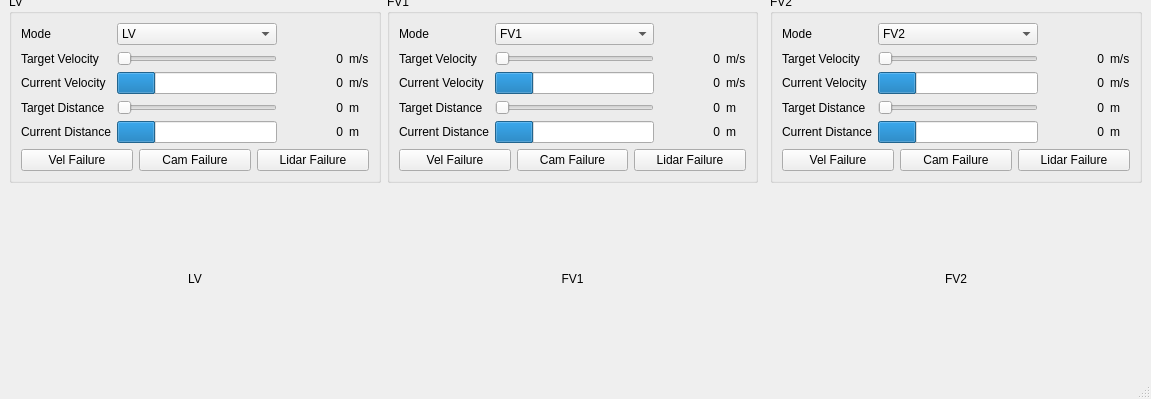
This is src/controller/controller.ui in AveesLab/scale_truck_control_ros2 as Qt 5 draws it before an edit; both pictures show x 0 to 1151 and y 201 to 600 of the 1151 by 600 pixel window. The edited form follows.
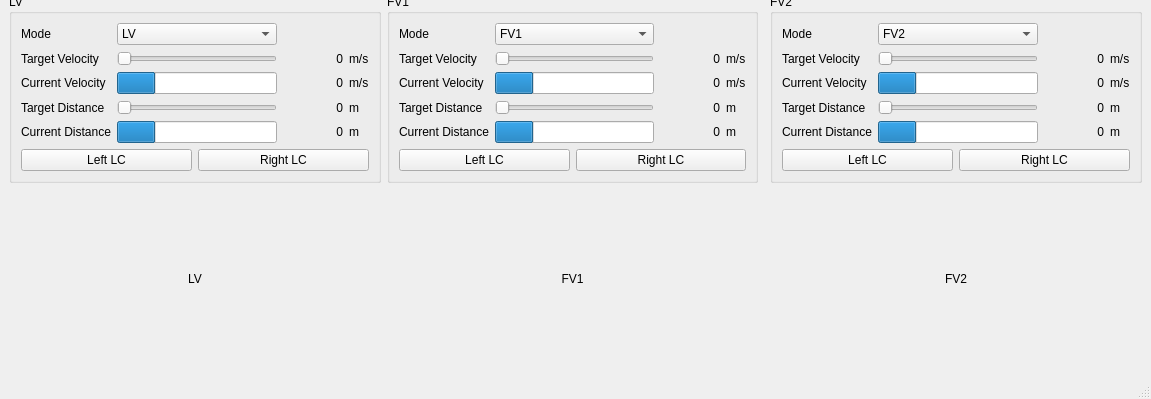
This is the edited form.

Diff of the .ui file:
```diff
--- a/src/controller/controller.ui
+++ b/src/controller/controller.ui
@@ -283,7 +283,7 @@
          <item>
           <widget class="QPushButton" name="FV1_alpha">
            <property name="text">
-            <string>Vel Failure</string>
+            <string>Left LC</string>
            </property>
            <property name="checkable">
             <bool>true</bool>
@@ -293,17 +293,7 @@
          <item>
           <widget class="QPushButton" name="FV1_beta">
            <property name="text">
-            <string>Cam Failure</string>
-           </property>
-           <property name="checkable">
-            <bool>true</bool>
-           </property>
-          </widget>
-         </item>
-         <item>
-          <widget class="QPushButton" name="FV1_gamma">
-           <property name="text">
-            <string>Lidar Failure</string>
+            <string>Right LC</string>
            </property>
            <property name="checkable">
             <bool>true</bool>
@@ -574,7 +564,7 @@
          <item>
           <widget class="QPushButton" name="LV_alpha">
            <property name="text">
-            <string>Vel Failure</string>
+            <string>Left LC</string>
            </property>
            <property name="checkable">
             <bool>true</bool>
@@ -584,14 +574,7 @@
          <item>
           <widget class="QPushButton" name="LV_beta">
            <property name="text">
-            <string>Cam Failure</string>
-           </property>
-          </widget>
-         </item>
-         <item>
-          <widget class="QPushButton" name="LV_gamma">
-           <property name="text">
-            <string>Lidar Failure</string>
+            <string>Right LC</string>
            </property>
           </widget>
          </item>
@@ -1007,7 +990,7 @@
          <item>
           <widget class="QPushButton" name="FV2_alpha">
            <property name="text">
-            <string>Vel Failure</string>
+            <string>Left LC</string>
            </property>
            <property name="checkable">
             <bool>true</bool>
@@ -1017,20 +1000,7 @@
          <item>
           <widget class="QPushButton" name="FV2_beta">
            <property name="text">
-            <string>Cam Failure</string>
-           </property>
-           <property name="checkable">
-            <bool>true</bool>
-           </property>
-           <property name="checked">
-            <bool>false</bool>
-           </property>
-          </widget>
-         </item>
-         <item>
-          <widget class="QPushButton" name="FV2_gamma">
-           <property name="text">
-            <string>Lidar Failure</string>
+            <string>Right LC</string>
            </property>
            <property name="checkable">
             <bool>true</bool>
```
Left out of the diff: 18 changed lines with no effect on the pictures.
